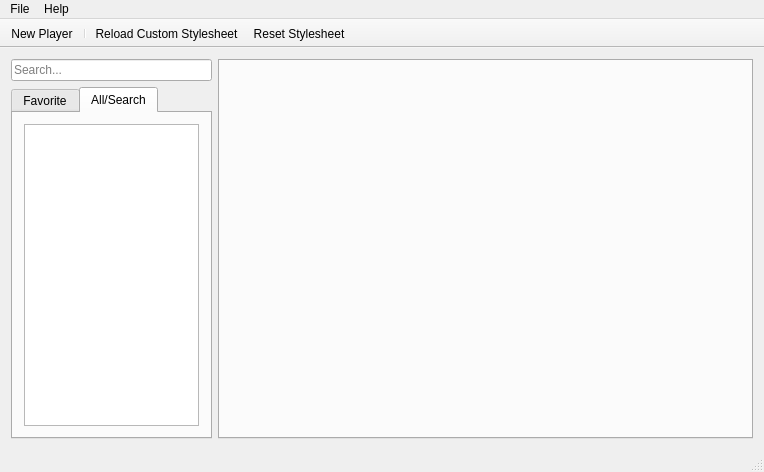
yxbh/Overwatch-Player-Log, file OverwatchPlayerLog/UI/MainWindow.ui: the form before one commit.
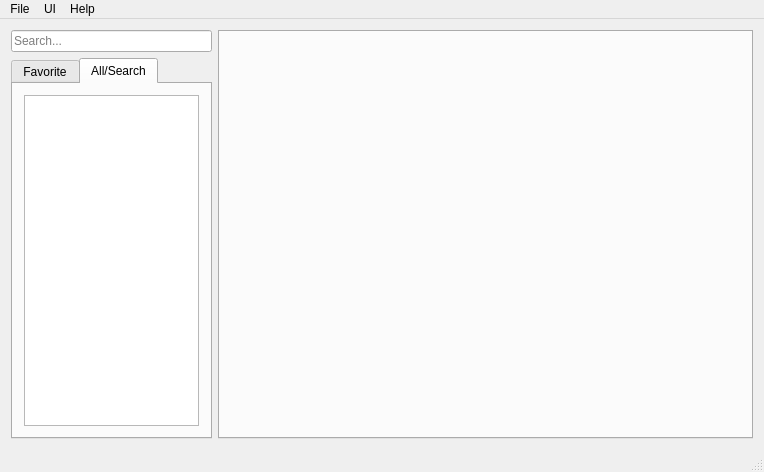
The form after the commit. Icons and pictures are not drawn.

Commit message: add find player shortcut and remove toolbar

Patch:
```diff
--- a/OverwatchPlayerLog/UI/MainWindow.ui
+++ b/OverwatchPlayerLog/UI/MainWindow.ui
@@ -126,24 +126,17 @@
     <addaction name="separator"/>
     <addaction name="action_ExitApp"/>
    </widget>
+   <widget class="QMenu" name="menuUI">
+    <property name="title">
+     <string>UI</string>
+    </property>
+    <addaction name="action_LoadCustomStylesheet"/>
+    <addaction name="action_ResetStylesheet"/>
+   </widget>
    <addaction name="menu_File"/>
+   <addaction name="menuUI"/>
    <addaction name="menu_Help"/>
   </widget>
-  <widget class="QToolBar" name="mainToolBar">
-   <property name="movable">
-    <bool>false</bool>
-   </property>
-   <attribute name="toolBarArea">
-    <enum>TopToolBarArea</enum>
-   </attribute>
-   <attribute name="toolBarBreak">
-    <bool>false</bool>
-   </attribute>
-   <addaction name="action_AddPlayer"/>
-   <addaction name="separator"/>
-   <addaction name="action_LoadCustomStylesheet"/>
-   <addaction name="action_ResetStylesheet"/>
-  </widget>
   <widget class="QStatusBar" name="statusBar"/>
   <action name="action_About">
    <property name="text">
```
Left out of the diff: 15 changed lines with no effect on the pictures. The commit also changes 2 other files.
